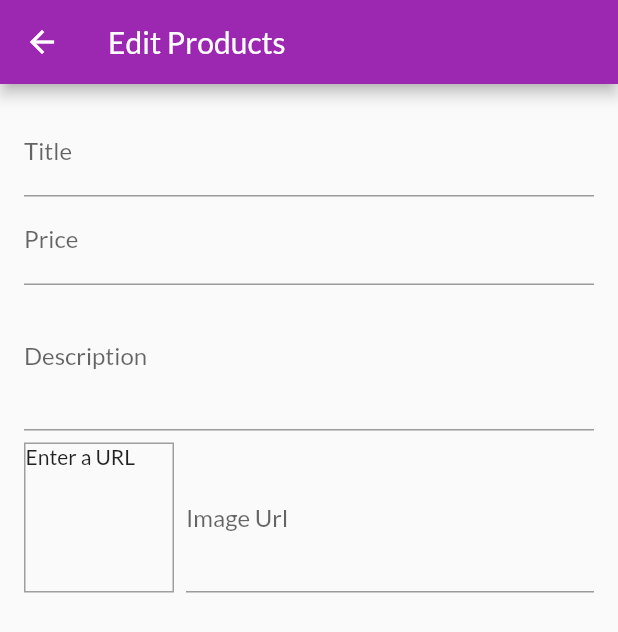
After one commit to congnamptit/Study_Example, a Flutter app: the EditProductScreen screen opened by its route, on a phone screen of 412 x 824 dp. The commit adds this screen. Shown: the top 632 px of the screen. Run offline on Flutter 3.47's test engine with Material 2 defaults, Android fonts, the phone set to English and light mode, and no system bars; network calls fail.

Commit message:
add edit_product_screen.dart

```diff
--- a/lib/main.dart
+++ b/lib/main.dart
@@ -4,6 +4,7 @@ import 'package:udemy_example/providers/cart.dart';
 import 'package:udemy_example/providers/order.dart';
 import 'package:udemy_example/providers/product_provider.dart';
 import 'package:udemy_example/screes/cart_screen.dart';
+import 'package:udemy_example/screes/edit_product_screen.dart';
 import 'package:udemy_example/screes/order_screen.dart';
 import 'package:udemy_example/screes/product_detail_page.dart';
 import 'package:udemy_example/screes/products_overview_screen.dart';
@@ -45,6 +46,7 @@ class MyApp extends StatelessWidget {
           CartScreen.routerName: (context) => const CartScreen(),
           OrderScreen.routerName: (context) => const OrderScreen(),
           UserProductScreen.routerName: (context) => const UserProductScreen(),
+          EditProductScreen.routerName: (context) => const EditProductScreen(),
         },
       ),
     );
--- /dev/null
+++ b/lib/screes/edit_product_screen.dart
@@ -0,0 +1,96 @@
+import 'package:flutter/material.dart';
+
+class EditProductScreen extends StatefulWidget {
+  const EditProductScreen({Key? key}) : super(key: key);
+
+  static const routerName = 'edit-product';
+
+  @override
+  State<EditProductScreen> createState() => _EditProductScreenState();
+}
+
+class _EditProductScreenState extends State<EditProductScreen> {
+  final _focusPriceNode = FocusNode();
+  final _descriptionFocusNode = FocusNode();
+  final _imgUrlController = TextEditingController();
+
+  @override
+  void initState() {}
+
+  @override
+  void dispose() {
+    _focusPriceNode.dispose();
+    _descriptionFocusNode.dispose();
+    _imgUrlController.dispose();
+
+    super.dispose();
+  }
+
+  @override
+  Widget build(BuildContext context) {
+    return Scaffold(
+      appBar: AppBar(title: const Text('Edit Products')),
+      body: Padding(
+        padding: const EdgeInsets.all(16.0),
+        child: Form(
+          child: ListView(
+            children: [
+              TextFormField(
+                decoration: const InputDecoration(labelText: 'Title'),
+                textInputAction: TextInputAction.next,
+                onFieldSubmitted: (_) {
+                  FocusScope.of(context).requestFocus(_focusPriceNode);
+                },
+              ),
+              TextFormField(
+                decoration: const InputDecoration(labelText: 'Price'),
+                textInputAction: TextInputAction.next,
+                keyboardType: TextInputType.number,
+                focusNode: _focusPriceNode,
+                onFieldSubmitted: (_) {
+                  FocusScope.of(context).requestFocus(_descriptionFocusNode);
+                },
+              ),
+              TextFormField(
+                maxLines: 3,
+                decoration: const InputDecoration(labelText: 'Description'),
+                keyboardType: TextInputType.multiline,
+                focusNode: _descriptionFocusNode,
+              ),
+              Row(
+                crossAxisAlignment: CrossAxisAlignment.end,
+                children: [
+                  Container(
+                    width: 100,
+                    height: 100,
+                    margin: const EdgeInsets.only(top: 8, right: 8),
+                    decoration: BoxDecoration(
+                      border: Border.all(width: 1, color: Colors.grey),
+                    ),
+                    child: _imgUrlController.text.isEmpty
+                        ? const Text('Enter a URL')
+                        : FittedBox(
+                            child: Image.network(
+                              _imgUrlController.text,
+                              fit: BoxFit.cover,
+                            ),
+                          ),
+                  ),
+                  Expanded(
+                    child: TextFormField(
+                      maxLines: 3,
+                      decoration: const InputDecoration(labelText: 'Image Url'),
+                      keyboardType: TextInputType.url,
+                      textInputAction: TextInputAction.done,
+                      controller: _imgUrlController,
+                    ),
+                  ),
+                ],
+              ),
+            ],
+          ),
+        ),
+      ),
+    );
+  }
+}
--- a/lib/screes/user_product_screen.dart
+++ b/lib/screes/user_product_screen.dart
@@ -1,6 +1,7 @@
 import 'package:flutter/material.dart';
 import 'package:provider/provider.dart';
 import 'package:udemy_example/providers/product_provider.dart';
+import 'package:udemy_example/screes/edit_product_screen.dart';
 import 'package:udemy_example/widgets/app_drawer.dart';
 
 import '../widgets/user_product_item.dart';
@@ -19,7 +20,9 @@ class UserProductScreen extends StatelessWidget {
         actions: [
           IconButton(
             icon: const Icon(Icons.add),
-            onPressed: () {},
+            onPressed: () {
+              Navigator.of(context).pushNamed(EditProductScreen.routerName);
+            },
           ),
         ],
       ),
```
